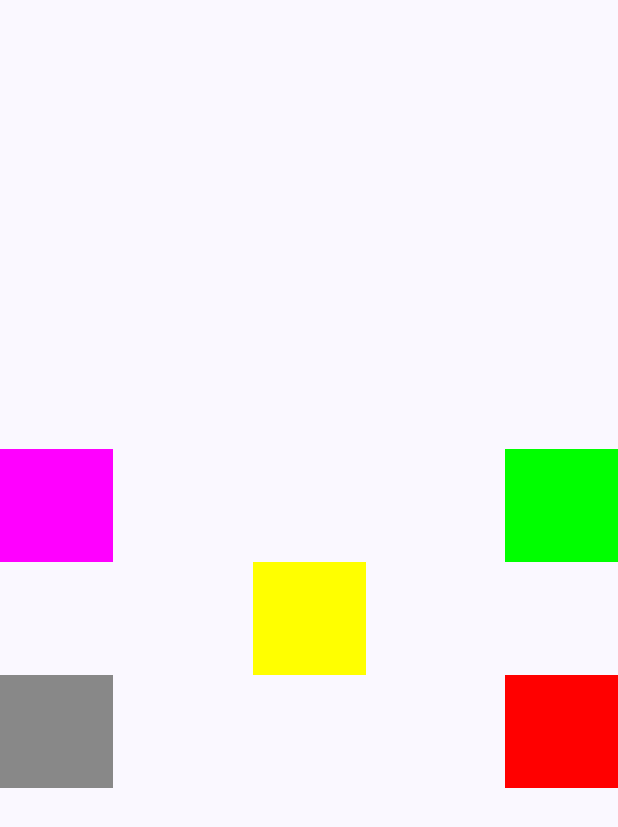
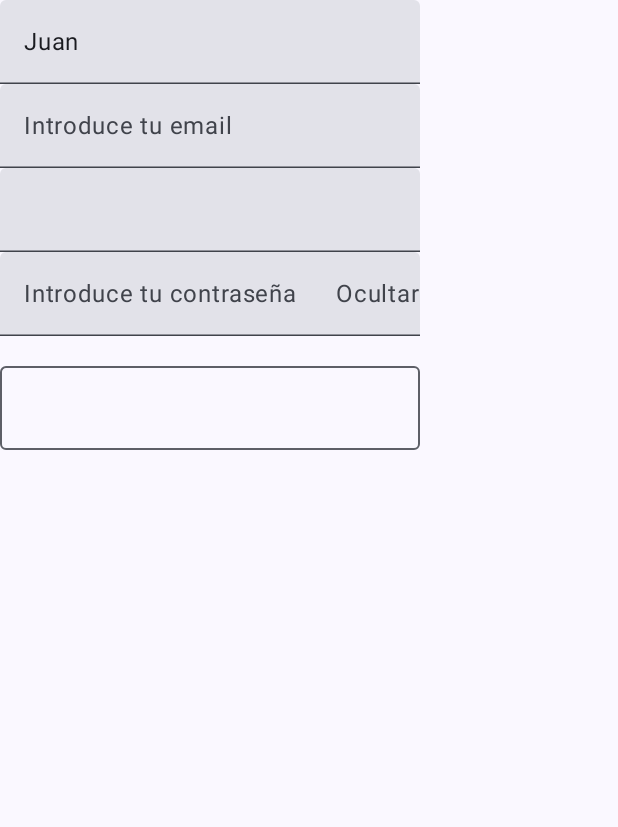
Before and after one commit to Juann1342/Curso-Jetpack-Compose, an Android app built with Jetpack Compose: the screen it shows after launch (MainActivity), on a phone screen of 412 x 824 dp. Shown: the top 827 px of the screen. Run offline under Robolectric (Android 15) with nearby library versions, the phone set to English and light mode, and no system bars.

Commit message:
Sección 5 terminada

```diff
--- a/AndroidStudioProjects/MyFirstComposeApp/app/src/main/java/com/juan/myfirstcomposeapp/MainActivity.kt
+++ b/AndroidStudioProjects/MyFirstComposeApp/app/src/main/java/com/juan/myfirstcomposeapp/MainActivity.kt
@@ -10,6 +10,11 @@ import androidx.compose.material3.Scaffold
 import androidx.compose.runtime.Composable
 import androidx.compose.ui.Modifier
 import androidx.compose.ui.tooling.preview.Preview
+import com.juan.myfirstcomposeapp.component.MyTextField
+import com.juan.myfirstcomposeapp.component.MyTextFieldParent
+import com.juan.myfirstcomposeapp.component.MyTexts
+import com.juan.myfirstcomposeapp.component.layout.ConstraintBarrier
+import com.juan.myfirstcomposeapp.component.layout.ConstraintChain
 import com.juan.myfirstcomposeapp.component.layout.ExerciseOne
 import com.juan.myfirstcomposeapp.component.layout.MyBasicConstraintLayout
 import com.juan.myfirstcomposeapp.component.layout.MyBasicConstraintLayoutChallenge
@@ -19,6 +24,8 @@ import com.juan.myfirstcomposeapp.login.Greeting
 import com.juan.myfirstcomposeapp.component.layout.MyRow
 import com.juan.myfirstcomposeapp.component.layout.Practica1
 import com.juan.myfirstcomposeapp.component.layout.PracticaConstraint
+import com.juan.myfirstcomposeapp.component.layout.constraintExampleGuide
+import com.juan.myfirstcomposeapp.state.MyState
 
 
 class MainActivity : ComponentActivity() {
@@ -41,7 +48,18 @@ class MainActivity : ComponentActivity() {
                   //  ExerciseOne(Modifier.padding(innerPadding))
                 //    MyBasicConstraintLayout(Modifier.padding(innerPadding))
                  //   PracticaConstraint(Modifier.padding(innerPadding))
-                    MyBasicConstraintLayoutChallenge(Modifier.padding(innerPadding))
+                  //  MyBasicConstraintLayoutChallenge(Modifier.padding(innerPadding))
+                   // constraintExampleGuide(Modifier.padding(innerPadding))
+                   // ConstraintBarrier(Modifier.padding(innerPadding))
+                 //   ConstraintChain(Modifier.padding(innerPadding))
+                   // MyState(Modifier.padding(innerPadding))
+                  //  MyTexts(Modifier.padding(innerPadding))
+                //    MyTextField(Modifier.padding(innerPadding))
+                    MyTextFieldParent(Modifier.padding(innerPadding))
+
+
+
+
 
 
                 }
--- /dev/null
+++ b/AndroidStudioProjects/MyFirstComposeApp/app/src/main/java/com/juan/myfirstcomposeapp/component/TextField.kt
@@ -0,0 +1,114 @@
+package com.juan.myfirstcomposeapp.component
+
+import androidx.compose.foundation.clickable
+import androidx.compose.foundation.layout.Column
+import androidx.compose.foundation.layout.Spacer
+import androidx.compose.foundation.layout.height
+import androidx.compose.foundation.text.BasicTextField
+import androidx.compose.foundation.text.KeyboardOptions
+import androidx.compose.material3.OutlinedTextField
+import androidx.compose.material3.Text
+import androidx.compose.material3.TextField
+import androidx.compose.runtime.Composable
+import androidx.compose.runtime.getValue
+import androidx.compose.runtime.mutableStateOf
+import androidx.compose.runtime.remember
+import androidx.compose.runtime.setValue
+import androidx.compose.ui.Modifier
+import androidx.compose.ui.text.input.KeyboardType
+import androidx.compose.ui.text.input.PasswordVisualTransformation
+import androidx.compose.ui.text.input.VisualTransformation
+import androidx.compose.ui.unit.dp
+
+/*
+@Composable
+fun MyTextField(modifier: Modifier){ //la manera mas basica de generar un textfield
+    Column(modifier=modifier) {
+        var text by remember { mutableStateOf("") } //representa el contenido, le agrego remember para que no se resetee cada vez que cambia onValueChange
+        TextField(text, onValueChange = {text =it}) //con la funcion lambda voy modificando la variable
+    }
+}*/
+
+
+//manera optimizada, si no utilizamos view models mvm, esta es la manera más efectiva
+@Composable
+fun MyTextFieldParent(modifier: Modifier) { //acá puedo llamar a todos los textfield, es util para cuando hay varios
+    var user by remember { mutableStateOf("Juan") }
+    var value by remember { mutableStateOf("") }
+
+
+    Column(modifier = modifier) {
+        MyTextField(user = user) { user = it }
+        MySecondTextField(value = value) { value = it }
+        MyAdvancedTextField(value = value) { value = it }
+        MyPasswordTextField(value = value) { value = it }
+        Spacer(Modifier.height(20.dp))
+        MyOutlinedTextField(value = value) { value = it }
+
+
+
+    }
+}
+
+@Composable
+fun MyTextField(
+    user: String,
+    onUserChange: (String) -> Unit
+) { //siemre recibie dos paramtros, el valor y la funcion lambda, esta ultima va a modificar el valor en el padre
+    TextField(
+        user,
+        onValueChange = { onUserChange(it) },
+        readOnly = true
+    ) //le paso el valor actual (it) al padre a travez de la funciom lambda
+    //readOnly es para que no se pueda modificar, con eso puedo ir jugando. por ejemplo puedo poner readOnly = user.isEmppty() cuando el usuario esté vacío no me va a dejar escribir
+
+}
+
+@Composable
+fun MySecondTextField(value: String, onValueChange: (String) -> Unit) {
+    TextField(
+        value,
+        onValueChange = { onValueChange(it) },
+        placeholder = {
+            Text("pepe@...")
+        },
+        label = { Text("Introduce tu email") })//los placeholder reciben composables, estos van entre llaves, label es otro composable
+    //no comviene utilizar ambos, siempre se elige o label o placeholder
+}
+
+//avanzado
+@Composable
+fun MyAdvancedTextField(value: String, onValueChange: (String) -> Unit) {
+    TextField(
+        value,
+        onValueChange = { //cuando tengo una funcion lamda puedo ir jugando con lo que necesite o quiera hacer
+            if (it.contains("a")) {
+                onValueChange(it.replace("a", " "))//si contiene una a la remplazo por vacio
+            } else {
+                onValueChange(it)
+            }
+        })
+}
+
+@Composable
+fun MyPasswordTextField(value: String, onValueChange: (String) -> Unit) {
+    var passwordHidden: Boolean by remember { mutableStateOf(false) }
+    TextField(
+        value = value,
+        onValueChange = { onValueChange(it) },
+        singleLine = true,
+        label = { Text("Introduce tu contraseña") },
+        keyboardOptions = KeyboardOptions( keyboardType = KeyboardType.Password), //puedo elegir el tipo de teclado que necesito, es importante elegir este para la contraseña, para que no la recuerde
+        visualTransformation = if(passwordHidden) PasswordVisualTransformation() else VisualTransformation.None, //si es tru ocultamos, sino no
+        trailingIcon = { //en el icono lo normal es poner una imagem, pero esta vez será un texto
+            Text(text = if(passwordHidden) "Mostrar" else "Ocultar", modifier = Modifier.clickable{passwordHidden = !passwordHidden} )
+        }
+        )
+}
+@Composable
+fun MyOutlinedTextField(value: String, onValueChange: (String) -> Unit){
+    OutlinedTextField(value = value, onValueChange = {onValueChange(it)})
+
+  //  BasicTextField(value = value, onValueChange = {onValueChange(it)}) //el mas basico de todos, si necesito modificar mucho elegir este
+
+}
```
Also changed, not shown: AndroidStudioProjects/MyFirstComposeApp/app/src/main/java/com/juan/myfirstcomposeapp/component/Text.kt (added, +42 -0 lines), AndroidStudioProjects/MyFirstComposeApp/app/src/main/java/com/juan/myfirstcomposeapp/component/layout/MyBasicConstraintLayoutChallenge.kt (+26 -5 lines), AndroidStudioProjects/MyFirstComposeApp/app/src/main/java/com/juan/myfirstcomposeapp/component/layout/MyConstraintLayout.kt (+81 -0 lines), AndroidStudioProjects/MyFirstComposeApp/app/src/main/java/com/juan/myfirstcomposeapp/state/MyState.kt (added, +72 -0 lines).
